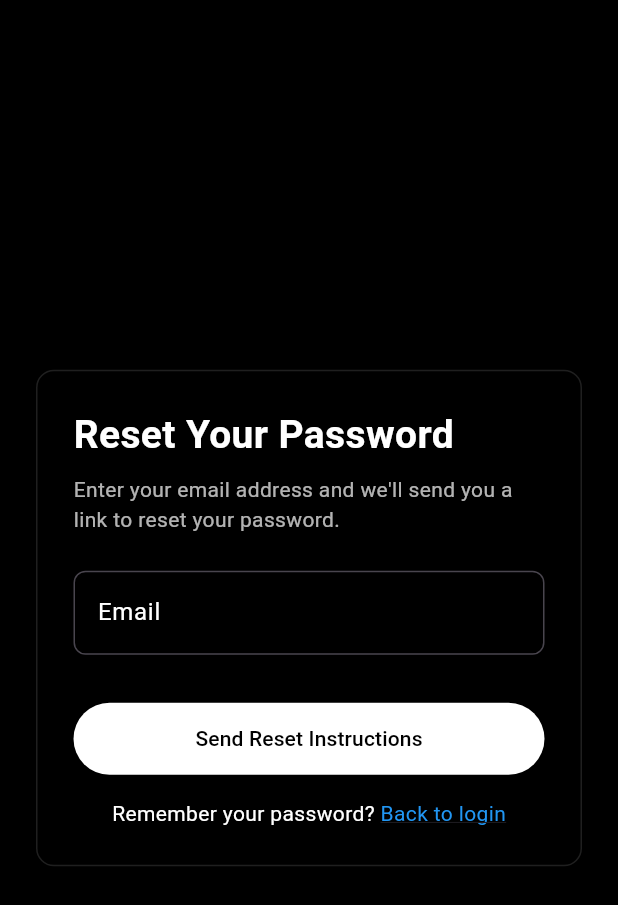
After one commit to userChris26/Macros, a Flutter app: the ForgotPasswordScreen screen opened by its route, after a tap on "Send Reset Instructions", on a phone screen of 412 x 824 dp. The commit adds this screen. Shown: the top 905 px of the screen. Run offline on Flutter 3.47's test engine with Material 3 defaults, Android fonts, the phone set to English and light mode, and no system bars; our stand-ins replace flutter_secure_storage, image_picker; accounts and stored records are empty.

Commit message:
forgot password

```diff
--- a/mobile/lib/main.dart
+++ b/mobile/lib/main.dart
@@ -1,4 +1,5 @@
 import 'package:flutter/material.dart';
+import 'package:mobile/screens/forgot_password_screen.dart';
 import 'package:mobile/screens/sign_up_success_screen.dart';
 import 'package:provider/provider.dart';
 import 'screens/login_screen.dart';
@@ -68,6 +69,7 @@ class _MyAppState extends State<MyApp> {
           '/food-log': (context) => const FoodLogScreen(),
           '/profile': (context) => const ProfileScreen(),
           '/signup-success' : (context) => const SignUpSuccessScreen(),
+          '/forgot-password' : (context) => const ForgotPasswordScreen(),
         },
       ),
     );
--- /dev/null
+++ b/mobile/lib/screens/forgot_password_screen.dart
@@ -0,0 +1,299 @@
+import 'package:flutter/material.dart';
+import 'package:http/http.dart' as http;
+import 'dart:convert';
+
+class ForgotPasswordScreen extends StatefulWidget {
+  const ForgotPasswordScreen({super.key});
+
+  @override
+  State<ForgotPasswordScreen> createState() => _ForgotPasswordScreenState();
+}
+
+class _ForgotPasswordScreenState extends State<ForgotPasswordScreen> {
+  final _emailController = TextEditingController();
+  bool _isLoading = false;
+  String? _message;
+
+  Future<void> _sendResetEmail() async {
+    final email = _emailController.text.trim();
+    if (email.isEmpty) return;
+
+    setState(() {
+      _isLoading = true;
+      _message = null;
+    });
+
+    try {
+      final response = await http.post(
+        Uri.parse('https://cop4331iscool.xyz/api/forgot-password'),
+        headers: {'Content-Type': 'application/json'},
+        body: jsonEncode({'email': email}),
+      );
+
+      final data = jsonDecode(response.body);
+      if (data['error'] != null) {
+        setState(() => _message = data['error']);
+      } else {
+        setState(() => _message = "If an account exists with this email, you will receive password reset instructions.");
+      }
+    } catch (e) {
+      setState(() => _message = "Failed to send reset email. Please try again.");
+    } finally {
+      setState(() => _isLoading = false);
+    }
+  }
+
+  void _goToLogin() {
+    Navigator.pushReplacementNamed(context, '/login');
+  }
+
+  @override
+  Widget build(BuildContext context) {
+    return Scaffold(
+      backgroundColor: Colors.black,
+      body: Center(
+        child: SingleChildScrollView(
+          padding: const EdgeInsets.all(24),
+          child: ConstrainedBox(
+            constraints: const BoxConstraints(maxWidth: 400),
+            child: Container(
+              padding: const EdgeInsets.all(24),
+              decoration: BoxDecoration(
+                color: Colors.black,
+                borderRadius: BorderRadius.circular(12),
+                border: Border.all(color: Colors.white12),
+              ),
+              child: Column(
+                crossAxisAlignment: CrossAxisAlignment.start,
+                children: [
+                  const Text(
+                    'Reset Your Password',
+                    style: TextStyle(
+                      fontSize: 26,
+                      fontWeight: FontWeight.bold,
+                      color: Colors.white,
+                    ),
+                  ),
+                  const SizedBox(height: 8),
+                  const Text(
+                    'Enter your email address and we\'ll send you a link to reset your password.',
+                    style: TextStyle(color: Colors.white70),
+                  ),
+                  const SizedBox(height: 24),
+                  TextFormField(
+                    controller: _emailController,
+                    keyboardType: TextInputType.emailAddress,
+                    style: const TextStyle(color: Colors.white),
+                    decoration: InputDecoration(
+                      labelText: 'Email',
+                      labelStyle: const TextStyle(color: Colors.white),
+                      filled: true,
+                      fillColor: Colors.black,
+                      border: OutlineInputBorder(
+                        borderRadius: BorderRadius.circular(8),
+                      ),
+                      hintText: 'johndoe@example.com',
+                      hintStyle: const TextStyle(color: Colors.white38),
+                    ),
+                  ),
+                  const SizedBox(height: 16),
+                  if (_message != null)
+                    Text(
+                      _message!,
+                      style: TextStyle(color: _message!.contains("error") ? Colors.red : Colors.green),
+                    ),
+                  const SizedBox(height: 16),
+                  SizedBox(
+                    width: double.infinity,
+                    height: 48,
+                    child: ElevatedButton(
+                      onPressed: _isLoading ? null : _sendResetEmail,
+                      style: ElevatedButton.styleFrom(
+                        backgroundColor: Colors.white,
+                        foregroundColor: Colors.black,
+                      ),
+                      child: _isLoading
+                          ? const CircularProgressIndicator()
+                          : const Text('Send Reset Instructions'),
+                    ),
+                  ),
+                  const SizedBox(height: 16),
+                  Center(
+                    child: GestureDetector(
+                      onTap: _goToLogin,
+                      child: const Text.rich(
+                        TextSpan(
+                          text: "Remember your password? ",
+                          style: TextStyle(color: Colors.white),
+                          children: [
+                            TextSpan(
+                              text: "Back to login",
+                              style: TextStyle(
+                                color: Colors.blue,
+                                decoration: TextDecoration.underline,
+                              ),
+                            ),
+                          ],
+                        ),
+                      ),
+                    ),
+                  ),
+                ],
+              ),
+            ),
+          ),
+        ),
+      ),
+    );
+  }
+}
+
+
+/*import 'package:flutter/material.dart';
+
+class ForgotPasswordScreen extends StatefulWidget {
+  const ForgotPasswordScreen({super.key});
+
+  @override
+  State<ForgotPasswordScreen> createState() => _ForgotPasswordScreenState();
+}
+
+class _ForgotPasswordScreenState extends State<ForgotPasswordScreen> {
+  final TextEditingController _emailController = TextEditingController();
+  bool _submitted = false;
+
+  void _submit() {
+    final email = _emailController.text.trim();
+    if (email.isNotEmpty) {
+      setState(() => _submitted = true);
+
+      // TODO: Call backend endpoint to send reset email
+    }
+  }
+
+  void _goToLogin() {
+    Navigator.pushReplacementNamed(context, '/login');
+  }
+
+  @override
+  Widget build(BuildContext context) {
+    return Scaffold(
+      backgroundColor: Colors.black,
+      body: Center(
+        child: SingleChildScrollView(
+          padding: const EdgeInsets.all(24),
+          child: ConstrainedBox(
+            constraints: const BoxConstraints(maxWidth: 400),
+            child: Container(
+              padding: const EdgeInsets.all(24),
+              decoration: BoxDecoration(
+                color: Colors.black,
+                borderRadius: BorderRadius.circular(12),
+                border: Border.all(color: Colors.white12),
+              ),
+              child: Column(
+                mainAxisSize: MainAxisSize.min,
+                children: [
+                  const Text(
+                    'Forgot Password',
+                    style: TextStyle(
+                      fontSize: 26,
+                      fontWeight: FontWeight.bold,
+                      color: Colors.white,
+                    ),
+                  ),
+                  const SizedBox(height: 8),
+                  const Text(
+                    'Enter your email address below and we’ll send you a reset link.',
+                    textAlign: TextAlign.center,
+                    style: TextStyle(color: Colors.white70),
+                  ),
+                  const SizedBox(height: 24),
+
+                  // Email Input
+                  Align(
+                    alignment: Alignment.centerLeft,
+                    child: Text(
+                      'Email',
+                      style: TextStyle(fontSize: 14, color: Colors.white),
+                    ),
+                  ),
+                  const SizedBox(height: 6),
+                  TextFormField(
+                    controller: _emailController,
+                    style: const TextStyle(color: Colors.white),
+                    decoration: InputDecoration(
+                      hintText: 'johndoe@example.com',
+                      hintStyle: const TextStyle(color: Colors.white38),
+                      filled: true,
+                      fillColor: Colors.black,
+                      border: OutlineInputBorder(
+                        borderRadius: BorderRadius.circular(8),
+                      ),
+                      contentPadding: const EdgeInsets.symmetric(
+                        horizontal: 16,
+                        vertical: 14,
+                      ),
+                    ),
+                    keyboardType: TextInputType.emailAddress,
+                  ),
+                  const SizedBox(height: 24),
+
+                  // Submit Button
+                  SizedBox(
+                    width: double.infinity,
+                    height: 48,
+                    child: ElevatedButton(
+                      onPressed: _submit,
+                      style: ElevatedButton.styleFrom(
+                        backgroundColor: Colors.white,
+                        foregroundColor: Colors.black,
+                        padding: const EdgeInsets.symmetric(vertical: 14),
+                        shape: RoundedRectangleBorder(
+                          borderRadius: BorderRadius.circular(8),
+                        ),
+                      ),
+                      child: const Text('Send Reset Instructions'),
+                    ),
+                  ),
+
+                  // Confirmation Message
+                  if (_submitted) ...[
+                    const SizedBox(height: 24),
+                    const Text(
+                      'If the email exists, a reset link has been sent!',
+                      style: TextStyle(color: Colors.greenAccent),
+                      textAlign: TextAlign.center,
+                    ),
+                  ],
+
+                  const SizedBox(height: 24),
+
+                  // Back to Login
+                  GestureDetector(
+                    onTap: _goToLogin,
+                    child: const Text.rich(
+                      TextSpan(
+                        text: "Remember your password? ",
+                        style: TextStyle(fontSize: 14, color: Colors.white),
+                        children: [
+                          TextSpan(
+                            text: "Back to login",
+                            style: TextStyle(
+                              color: Colors.blue,
+                              decoration: TextDecoration.underline,
+                            ),
+                          ),
+                        ],
+                      ),
+                    ),
+                  ),
+                ],
+              ),
+            ),
+          ),
+        ),
+      ),
+    );
+  }
+}*/
```
